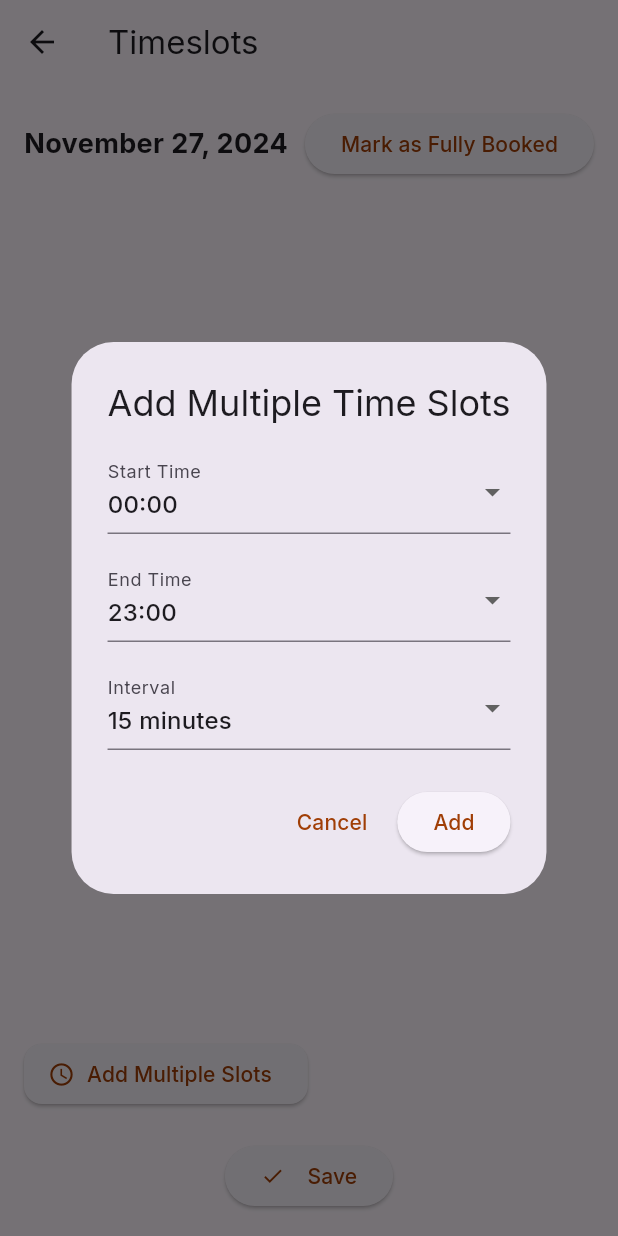
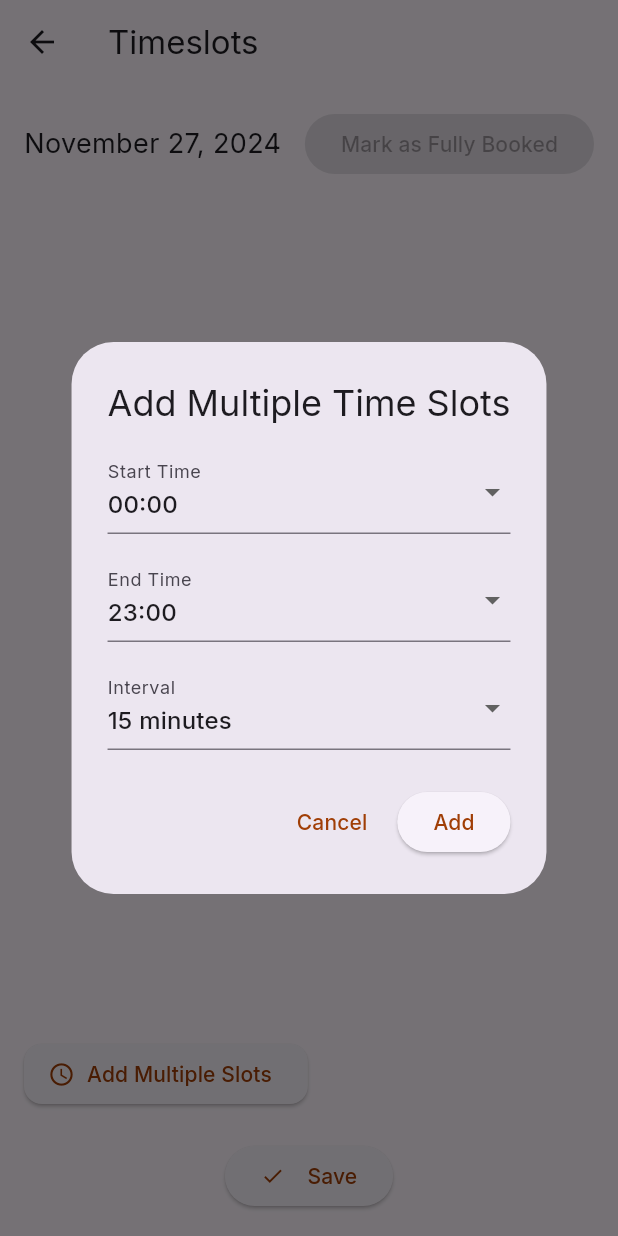
Before and after one commit to Pamfurred-Service-Provider/pamfurred_service_provider, a Flutter app: the AppointmentTimeSlotScreen screen opened directly with empty values, after a tap on "Add Multiple Slots", on a phone screen of 412 x 824 dp. Run offline on Flutter 3.47's test engine with Material 3 defaults, Android fonts, the phone set to English and light mode, and no system bars; our stand-ins replace animated_custom_dropdown, badges, email_validator, firebase_core, firebase_messaging, fl_chart and 12 more; missing offline and left inert: philippines_rpcmb; accounts and stored records are empty.

Commit message:
yawa, bwiset nga fully booked

```diff
--- a/lib/screens/appointment_time_slot.dart
+++ b/lib/screens/appointment_time_slot.dart
@@ -18,12 +18,11 @@ class AppointmentTimeSlotScreen extends StatefulWidget {
 class AppointmentTimeSlotScreenState extends State<AppointmentTimeSlotScreen> {
   final SupabaseClient supabase = Supabase.instance.client;
 
-  // Initially selected time slots and availability status
   List<String> timeSlots = [];
-  bool isLoading = false; // Loading state for save operation
-  bool isFullyBooked = false; // Tracks if the day is fully booked
+  bool isLoading = false;
+  bool isFullyBooked = false;
 
-  final DateFormat dateFormat = DateFormat('MMMM d, y'); // Format for month e
+  final DateFormat dateFormat = DateFormat('MMMM d, y');
 
   @override
   void initState() {
@@ -42,7 +41,7 @@ class AppointmentTimeSlotScreenState extends State<AppointmentTimeSlotScreen> {
     try {
       final response = await supabase
           .from('service_provider_availability')
-          .select('timeslots')
+          .select('timeslots, is_fully_booked')
           .eq('sp_id', widget.spId)
           .eq('availability_date', selectedDateString)
           .maybeSingle();
@@ -50,13 +49,8 @@ class AppointmentTimeSlotScreenState extends State<AppointmentTimeSlotScreen> {
       if (response != null) {
         setState(() {
           final fetchedSlots = List<String>.from(response['timeslots']);
-          if (fetchedSlots.contains('FULLY_BOOKED')) {
-            isFullyBooked = true;
-            timeSlots = []; // No specific slots if fully booked
-          } else {
-            isFullyBooked = false;
+          isFullyBooked = response['is_fully_booked'];
           timeSlots = fetchedSlots;
-          }
         });
       } else {
         setState(() {
@@ -76,74 +70,77 @@ class AppointmentTimeSlotScreenState extends State<AppointmentTimeSlotScreen> {
   }
 
   void _toggleFullyBooked() async {
-    // Toggle the "Fully Booked" state in the UI
-    setState(() {
-      isFullyBooked = !isFullyBooked;
-    });
+    // Ensure at least one time slot is added before marking as fully booked
+    if (timeSlots.isEmpty) {
+      ScaffoldMessenger.of(context).showSnackBar(
+        const SnackBar(
+            content: Text(
+                'You must add at least one time slot before marking as fully booked.')),
+      );
+      return;
+    }
 
-    // Format the selected date to 'yyyy-MM-dd' format
-    String selectedDateString =
+    // Ensure that the availability record exists before updating 'is_fully_booked'
+    final selectedDateString =
         DateFormat('yyyy-MM-dd').format(widget.selectedDate);
 
     try {
-      // Update the `is_fully_booked` column in Supabase
+      // Attempt to fetch the existing availability record
+      final availabilityResponse = await supabase
+          .from('service_provider_availability')
+          .select('availability_id, is_fully_booked')
+          .eq('sp_id', widget.spId)
+          .eq('availability_date', selectedDateString)
+          .maybeSingle();
+
+      if (availabilityResponse == null) {
+        // No availability exists for this date, so create a new record
+        await supabase.from('service_provider_availability').insert({
+          'sp_id': widget.spId,
+          'availability_date': selectedDateString,
+          'timeslots': timeSlots,
+          'is_fully_booked': false, // Set initial as not fully booked
+        });
+
+        ScaffoldMessenger.of(context).showSnackBar(
+          const SnackBar(
+              content: Text('Marked as fully booked! Please click save.')),
+        );
+      }
+
+      // Update the 'is_fully_booked' status after ensuring the record exists
+      final newFullyBookedStatus = !isFullyBooked;
+      // ignore: unused_local_variable
       final response = await supabase
           .from('service_provider_availability')
-          .update({'is_fully_booked': isFullyBooked}) // Update the field
-          .eq('sp_id', widget.spId) // Filter by service provider ID
-          .eq('availability_date',
-              selectedDateString) // Filter by the selected date
+          .update({'is_fully_booked': newFullyBookedStatus})
+          .eq('sp_id', widget.spId)
+          .eq('availability_date', selectedDateString)
           .execute();
-
-      if (response != null) {
-        // Show an error if the update fails
-      } else {
-        // Optionally, show a success message
-        ScaffoldMessenger.of(context).showSnackBar(
-          SnackBar(
-              content: Text(isFullyBooked
-                  ? 'Marked as fully booked'
-                  : 'Unmarked as fully booked')),
-        );
-
-        // Reload the time slots from the database to reflect the change
-        _loadTimeSlots(); // Re-fetch the availability from Supabase
-      }
     } catch (e) {
-      // Handle any errors that might occur during the update
       ScaffoldMessenger.of(context).showSnackBar(
         SnackBar(content: Text('Error: $e')),
       );
     }
   }
 
-  // Method to remove a time slot
   void _removeTimeSlot(int index) {
     setState(() {
       timeSlots.removeAt(index);
     });
   }
 
-  // Method to show bulk add dialog
   void _showBulkAddDialog() {
-    // Time options in 24-hour format (HH:mm)
     final List<String> timeOptions = List.generate(
       24,
       (index) => "${index.toString().padLeft(2, '0')}:00",
     );
 
-    final List<int> intervalOptions = [
-      15,
-      30,
-      45,
-      60,
-      75,
-      90
-    ]; // Intervals in minutes
+    final List<int> intervalOptions = [15, 30, 45, 60, 75, 90];
 
-    String? selectedStartTime = timeOptions.first; // Default to "00:00"
-    String? selectedEndTime = timeOptions.last; // Default to "23:00"
-    int? selectedInterval = intervalOptions.first; // Default to 15 minutes
+    String? selectedStartTime = timeOptions.first;
+    String? selectedEndTime = timeOptions.last;
+    int? selectedInterval = intervalOptions.first;
 
     showDialog(
       context: context,
@@ -222,14 +219,12 @@ class AppointmentTimeSlotScreenState extends State<AppointmentTimeSlotScreen> {
                   var currentHour = startTime.hour;
                   var currentMinute = startTime.minute;
 
-                  // Generate time slots in 24-hour format
                   while (currentHour * 60 + currentMinute <=
                       endTime.hour * 60 + endTime.minute) {
                     final slot =
                         "${currentHour.toString().padLeft(2, '0')}:${currentMinute.toString().padLeft(2, '0')}";
                     newSlots.add(slot);
 
-                    // Increment by interval
                     currentMinute += selectedInterval!;
                     if (currentMinute >= 60) {
                       currentMinute -= 60;
@@ -257,14 +252,13 @@ class AppointmentTimeSlotScreenState extends State<AppointmentTimeSlotScreen> {
     );
   }
 
-  // Method to save data to Supabase
   Future<void> _saveToSupabase() async {
     if (!isFullyBooked && timeSlots.isEmpty) {
-      // Use the provided showErrorDialog function
       showErrorDialog(
           context, "You must add at least one time slot before saving.");
-      return; // Exit the method early
+      return;
     }
+
     final selectedDateString =
         DateFormat('yyyy-MM-dd').format(widget.selectedDate);
 
@@ -280,6 +274,7 @@ class AppointmentTimeSlotScreenState extends State<AppointmentTimeSlotScreen> {
     });
 
     try {
+      // Check if the record already exists
       final availabilityResponse = await supabase
           .from('service_provider_availability')
           .select('availability_id')
@@ -288,6 +283,7 @@ class AppointmentTimeSlotScreenState extends State<AppointmentTimeSlotScreen> {
           .maybeSingle();
 
       if (availabilityResponse == null) {
+        // Insert new availability record
         await supabase.from('service_provider_availability').insert({
           'sp_id': widget.spId,
           'availability_date': selectedDateString,
@@ -296,8 +292,8 @@ class AppointmentTimeSlotScreenState extends State<AppointmentTimeSlotScreen> {
         ScaffoldMessenger.of(context).showSnackBar(
           const SnackBar(content: Text('Availability saved successfully')),
         );
-        Navigator.pop(context);
       } else {
+        // If availability exists, update the timeslots
         final availabilityId = availabilityResponse['availability_id'];
         await supabase.from('service_provider_availability').update({
           'timeslots': timeSlots,
@@ -305,8 +301,9 @@ class AppointmentTimeSlotScreenState extends State<AppointmentTimeSlotScreen> {
         ScaffoldMessenger.of(context).showSnackBar(
           const SnackBar(content: Text('Availability updated successfully')),
         );
+      }
+
       Navigator.pop(context);
-      }
     } catch (e) {
       ScaffoldMessenger.of(context).showSnackBar(
         SnackBar(content: Text('Error: $e')),
@@ -340,11 +337,13 @@ class AppointmentTimeSlotScreenState extends State<AppointmentTimeSlotScreen> {
               children: [
                 Text(
                   dateFormat.format(widget.selectedDate),
-                  style: const TextStyle(
-                      fontSize: 18, fontWeight: FontWeight.bold),
+                  style: const TextStyle(fontSize: 18),
                 ),
+                if (!isFullyBooked)
                   ElevatedButton(
-                  onPressed: _toggleFullyBooked,
+                    onPressed: timeSlots.isEmpty
+                        ? null
+                        : _toggleFullyBooked, // Disable if no slots added
                     child: Text(isFullyBooked
                         ? "Unmark Fully Booked"
                         : "Mark as Fully Booked"),
@@ -352,12 +351,6 @@ class AppointmentTimeSlotScreenState extends State<AppointmentTimeSlotScreen> {
               ],
             ),
             const SizedBox(height: 20),
-            if (isFullyBooked)
-              const Text(
-                "This day is fully booked.",
-                style: TextStyle(fontSize: 16, color: Colors.red),
-              )
-            else
             Expanded(
               child: ListView.builder(
                 itemCount: timeSlots.length,
@@ -378,8 +371,7 @@ class AppointmentTimeSlotScreenState extends State<AppointmentTimeSlotScreen> {
                               );
                               if (pickedTime != null) {
                                 setState(() {
-                                    timeSlots[index] =
-                                        pickedTime.format(context);
+                                  timeSlots[index] = pickedTime.format(context);
                                 });
                               }
                             },
@@ -394,6 +386,7 @@ class AppointmentTimeSlotScreenState extends State<AppointmentTimeSlotScreen> {
                           ),
                         ),
                         const SizedBox(width: 10),
+                        if (!isFullyBooked) ...[
                           IconButton(
                             icon: const Icon(Icons.delete, color: Colors.red),
                             onPressed: () {
@@ -401,11 +394,13 @@ class AppointmentTimeSlotScreenState extends State<AppointmentTimeSlotScreen> {
                             },
                           ),
                         ],
+                      ],
                     ),
                   );
                 },
               ),
             ),
+            if (!isFullyBooked) ...[
               ElevatedButton.icon(
                 onPressed: _showBulkAddDialog,
                 icon: const Icon(Icons.schedule),
@@ -433,6 +428,7 @@ class AppointmentTimeSlotScreenState extends State<AppointmentTimeSlotScreen> {
                       ),
               ),
             ],
+          ],
         ),
       ),
     );
```
Lines whose indentation alone changed are shown as unchanged.
